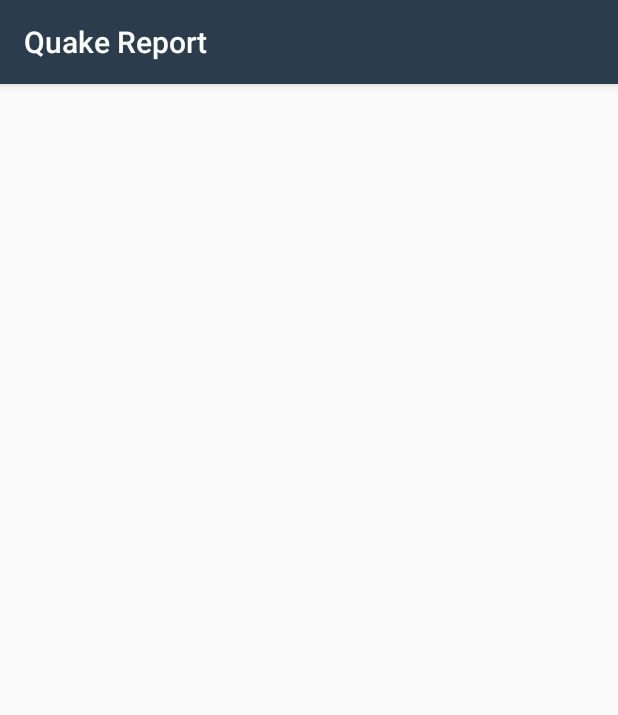
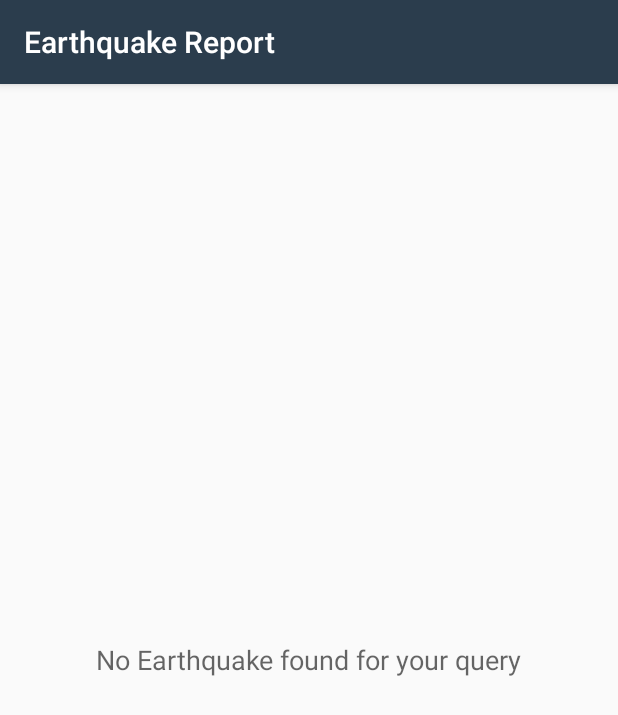
Before and after one commit to nakhe93/EarthQuake-Data, an Android app: the screen it shows after launch (EarthquakeActivity), on a phone screen of 412 x 824 dp. Shown: the top 715 px of the screen. Run offline under Robolectric (Android 15) with nearby library versions, the phone set to English and light mode, and no system bars.

Commit message:
Added the feature to display message when no earthquake result is found for the user query

```diff
--- a/app/src/main/java/com/example/android/quakereport/EarthquakeActivity.java
+++ b/app/src/main/java/com/example/android/quakereport/EarthquakeActivity.java
@@ -22,9 +22,11 @@ import android.app.LoaderManager;
 import android.app.LoaderManager.LoaderCallbacks;
 import android.content.Loader;
 import android.support.v7.app.AppCompatActivity;
+import android.util.Log;
 import android.view.View;
 import android.widget.AdapterView;
 import android.widget.ListView;
+import android.widget.TextView;
 
 import java.io.BufferedReader;
 import java.io.IOException;
@@ -43,11 +45,15 @@ public class EarthquakeActivity extends AppCompatActivity implements LoaderCallb
     public static final String USGS_REQUEST = "https://earthquake.usgs.gov/fdsnws/event/1/query?format=geojson&starttime=2016-01-01&endtime=2016-05-02&minfelt=50&minmagnitude=5";
     public static final int EARTHQUAKE_LOADER_ID = 1;
     private EarthquakeAdapter adapter;
+    private TextView emptyEarthquakeView;
 
     @Override
     protected void onCreate(Bundle savedInstanceState) {
         super.onCreate(savedInstanceState);
         setContentView(R.layout.earthquake_activity);
+
+        //Create emptyView in case no search results are found
+        emptyEarthquakeView = (TextView) findViewById(R.id.empty_view);
 
         ListView earthquakeListView = (ListView) findViewById(R.id.list);
 
@@ -57,6 +63,7 @@ public class EarthquakeActivity extends AppCompatActivity implements LoaderCallb
         // Set the adapter on the {@link ListView}
         // so the list can be populated in the user interface
         earthquakeListView.setAdapter(adapter);
+        earthquakeListView.setEmptyView(emptyEarthquakeView);
 
         // Set an item click listener on the ListView, which sends an intent to a web browser
         // to open a website with more information about the selected earthquake.
@@ -77,23 +84,34 @@ public class EarthquakeActivity extends AppCompatActivity implements LoaderCallb
             }
         });
 
+        //Initialize loader manager
         LoaderManager loaderManager = getLoaderManager();
         loaderManager.initLoader(EARTHQUAKE_LOADER_ID,null,this);
+        //Log.d("initLoader","initLoader called");
     }
 
     public Loader<List<Earthquake>> onCreateLoader(int i,Bundle bundle){
         adapter.clear();
+        //Log.d("CreateLoader","onCreateLoader called");
         return new EarthquakeLoader(this, USGS_REQUEST);
     }
 
     public void onLoadFinished(Loader<List<Earthquake>> loader,List<Earthquake> earthquakes){
+
+        //Log.d("onLoadFinished","onLoadFinished called");
+
+        //Set the message to be displayed when no earthquake is found for the user query
+        emptyEarthquakeView.setText(R.string.no_earthquake);
         adapter.clear();
+
+        //Update UI with the list of earthquakes received
         if(earthquakes != null && !earthquakes.isEmpty())
             updateUI(earthquakes);
     }
 
     public void onLoaderReset(Loader<List<Earthquake>> loader){
         adapter.clear();
+        //Log.d("onLodaerREset","onloaderReset called");
     }
 
 
--- a/app/src/main/java/com/example/android/quakereport/EarthquakeLoader.java
+++ b/app/src/main/java/com/example/android/quakereport/EarthquakeLoader.java
@@ -3,6 +3,7 @@ package com.example.android.quakereport;
 import android.content.AsyncTaskLoader;
 import android.content.Context;
 import android.os.AsyncTask;
+import android.util.Log;
 
 import java.io.BufferedReader;
 import java.io.IOException;
@@ -24,21 +25,26 @@ public class EarthquakeLoader extends AsyncTaskLoader<List<Earthquake>> {
     public EarthquakeLoader(Context context, String url){
         super(context);
         this.earthquakeUrl = url;
+        //Log.d("earthquakel constructor","earthquakel constructor");
     }
 
     protected void onStartLoading(){
         forceLoad();
+        //Log.d("onstartloading","onstatrtloading cqalled");
     }
 
     public List<Earthquake> loadInBackground(){
         if(earthquakeUrl == null)
             return null;
 
+        //Log.d("loadiinbackground ","loadibackground ");
+
         String jsonResponse = "";
         //Create URL using the query string USGS_REQUEST
         URL url = EarthquakeActivity.createURL(earthquakeUrl);
 
         try{
+            //Query API with the created URL and store the result in string
             jsonResponse = EarthquakeActivity.makeHttpRequest(url);
         }
         catch(IOException e){
@@ -47,62 +53,4 @@ public class EarthquakeLoader extends AsyncTaskLoader<List<Earthquake>> {
         //return list of earthquakes using the string jsonResponse
         return QueryUtils.extractEarthquakes(jsonResponse);
     }
-/*
-    protected URL createURL(String request){
-        URL url = null;
-        //Create URL
-        try{
-            url = new URL(request);
-        }
-        catch(MalformedURLException m){
-            m.printStackTrace();
-        }
-        return url;
-    }
-
-    protected String makeHttpRequest(URL url) throws IOException{
-
-        String jsonResponse = "";
-        if(url == null)
-            return jsonResponse;
-
-        HttpURLConnection connection = null;
-        InputStream inputStream = null;
-
-        //Make HTTP connection with the URL given in argument
-        //and store the data received from server in a string
-        try{
-            connection = (HttpURLConnection)url.openConnection();
-            connection.setRequestMethod("GET");
-            connection.setConnectTimeout(10000);
-            connection.setReadTimeout(15000);
-            connection.connect();
-            inputStream = connection.getInputStream();
-            jsonResponse = readFromStream(inputStream);
-        }
-        finally {
-            if(connection != null)
-                connection.disconnect();
-            if(inputStream != null)
-                inputStream.close();
-        }
-
-        return jsonResponse;
-    }
-
-    private String readFromStream(InputStream inputStream) throws IOException {
-        StringBuilder output = new StringBuilder();
-        if (inputStream != null) {
-            InputStreamReader inputStreamReader = new InputStreamReader(inputStream, Charset.forName("UTF-8"));
-            BufferedReader reader = new BufferedReader(inputStreamReader);
-            String line = reader.readLine();
-            while (line != null) {
-                output.append(line);
-                line = reader.readLine();
-            }
-        }
-        return output.toString();
-    }
-
-*/
 }
--- a/app/src/main/res/layout/earthquake_activity.xml
+++ b/app/src/main/res/layout/earthquake_activity.xml
@@ -14,11 +14,23 @@
      limitations under the License.
 -->
 <!-- Layout for a list of earthquakes -->
+<RelativeLayout xmlns:android="http://schemas.android.com/apk/res/android"
+    android:layout_width="match_parent"
+    android:layout_height="match_parent">
 
-<ListView xmlns:android="http://schemas.android.com/apk/res/android"
+<ListView  xmlns:android="http://schemas.android.com/apk/res/android"
     android:id="@+id/list"
     android:orientation="vertical"
     android:layout_width="match_parent"
     android:layout_height="match_parent"
     android:divider="@null"
     android:dividerHeight="0dp"/>
+
+<TextView
+    android:id="@+id/empty_view"
+    android:layout_width="wrap_content"
+    android:layout_height="wrap_content"
+    android:layout_centerInParent="true"
+    android:textAppearance="?android:textAppearanceMedium"/>
+
+</RelativeLayout>
--- a/app/src/main/res/values/strings.xml
+++ b/app/src/main/res/values/strings.xml
@@ -15,9 +15,12 @@
 -->
 <resources>
     <!-- Title for the application. [CHAR LIMIT=12] -->
-    <string name="app_name">Quake Report</string>
+    <string name="app_name">Earthquake Report</string>
 
     <!-- Default text to show with the earthquake location ("Near the Pacific-Antarctic Ridge")
          if no specific kilometer distance from the primary location is given [CHAR LIMIT=30] -->
     <string name="near_the">Near the</string>
+
+    <!-- Message to be displayed when no earthquake is found -->
+    <string name="no_earthquake">No Earthquake found for your query</string>
 </resources>
```
